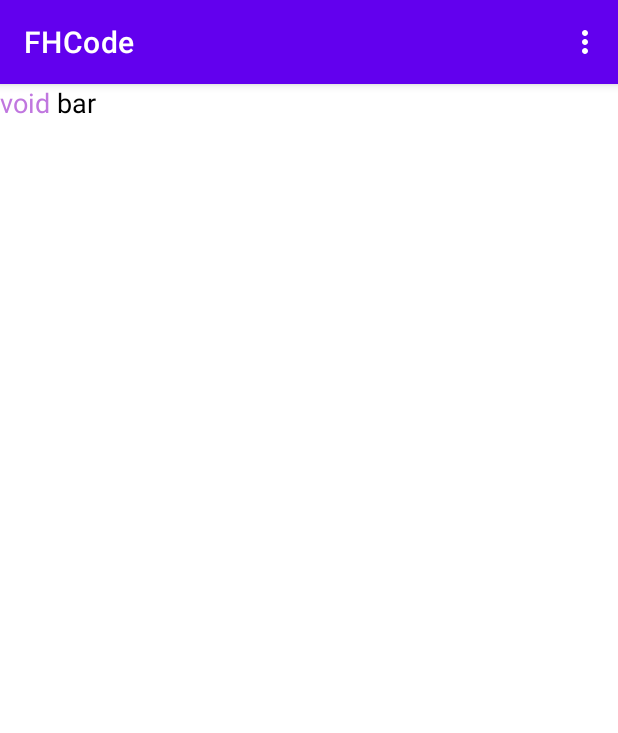
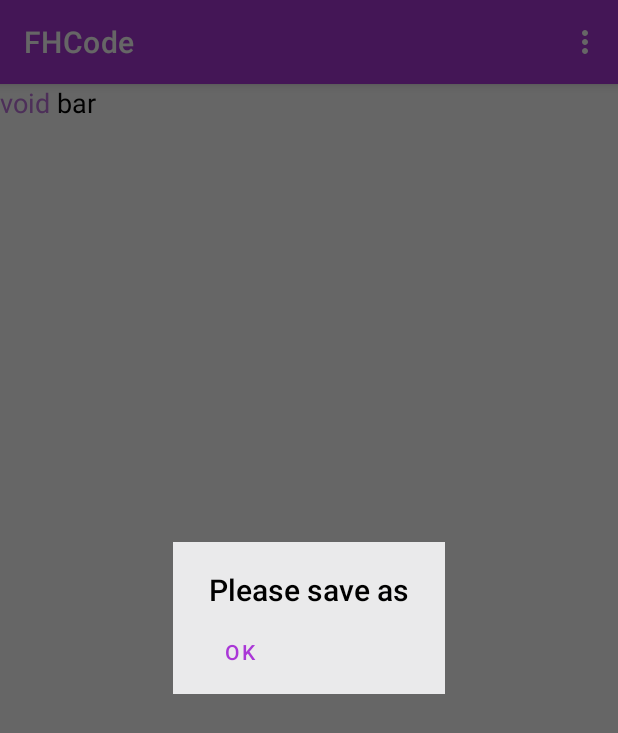
Before and after one commit to FredHappyface/Android.FHCode, an Android app: the screen it shows after launch (ActivityMain), in the options menu, after a tap on "Save", on a phone screen of 412 x 824 dp. Shown: the top 733 px of the screen. Run offline under Robolectric (Android 15) with nearby library versions, the light colour scheme and no system bars.

Commit message:
25/03/21
updated the theme and added dialog to report success/ failure

+ tidy up

```diff
--- a/app/build.gradle
+++ b/app/build.gradle
@@ -42,6 +42,7 @@ dependencies {
     implementation 'androidx.navigation:navigation-fragment-ktx:2.3.4'
     implementation 'androidx.navigation:navigation-ui-ktx:2.3.4'
     implementation 'androidx.preference:preference-ktx:1.1.1'
+    implementation 'androidx.legacy:legacy-support-v4:1.0.0'
     testImplementation 'junit:junit:4.13.2'
     androidTestImplementation 'androidx.test.ext:junit:1.1.2'
     androidTestImplementation 'androidx.test.espresso:espresso-core:3.3.0'
--- a/app/src/main/AndroidManifest.xml
+++ b/app/src/main/AndroidManifest.xml
@@ -1,5 +1,6 @@
 <?xml version="1.0" encoding="utf-8"?>
 <manifest xmlns:android="http://schemas.android.com/apk/res/android"
+    xmlns:tools="http://schemas.android.com/tools"
     package="com.fredhappyface.fhcode"
     >
     <uses-permission android:name="android.permission.WRITE_EXTERNAL_STORAGE"/>
@@ -12,7 +13,8 @@
         android:roundIcon="@mipmap/ic_launcher_round"
         android:supportsRtl="true"
         android:theme="@style/AppTheme"
-        android:requestLegacyExternalStorage="true">
+        android:requestLegacyExternalStorage="true"
+        tools:ignore="GoogleAppIndexingWarning">
 
 
         <activity
--- a/app/src/main/java/com/fredhappyface/fhcode/ActivityMain.kt
+++ b/app/src/main/java/com/fredhappyface/fhcode/ActivityMain.kt
@@ -9,7 +9,9 @@ import android.view.Menu
 import android.view.MenuInflater
 import android.view.MenuItem
 import android.widget.EditText
+import androidx.appcompat.app.AlertDialog
 import java.io.*
+
 
 class ActivityMain : ActivityThemable() {
 
@@ -68,6 +70,7 @@ class ActivityMain : ActivityThemable() {
         // Handle item selection
         return when (item.itemId) {
             R.id.action_new_file -> {
+                showDialogMessage("To implement")
                 true
             }
             R.id.action_open -> {
@@ -94,6 +97,15 @@ class ActivityMain : ActivityThemable() {
         }
     }
 
+    private fun showDialogMessage(message: String="Saved!"){
+        val alertDialog: AlertDialog = AlertDialog.Builder(this, R.style.DialogTheme).create()
+        alertDialog.setTitle(message)
+        alertDialog.setButton(
+            AlertDialog.BUTTON_NEUTRAL, "OK"
+        ) { dialog, which -> dialog.dismiss() }
+        alertDialog.show()
+    }
+
 
     /**
      * Call this when the user clicks menu -> save
@@ -103,8 +115,10 @@ class ActivityMain : ActivityThemable() {
         if (_uri != null) {
             Log.e("FHCODE_0", _uri.toString())
             writeTextToUri(_uri!!)
+            showDialogMessage()
         } else {
             Log.e("FHCODE_0", "_uri is null!")
+            showDialogMessage("Please save as")
         }
 
     }
@@ -152,7 +166,7 @@ class ActivityMain : ActivityThemable() {
     private fun completeFileSaveAs(data: Intent?) {
         _uri = data!!.data
         writeTextToUri(_uri!!)
-
+        showDialogMessage()
     }
 
 
--- a/app/src/main/java/com/fredhappyface/fhcode/ActivitySettings.kt
+++ b/app/src/main/java/com/fredhappyface/fhcode/ActivitySettings.kt
@@ -26,7 +26,7 @@ class ActivitySettings : ActivityThemable() {
         val cardView = themeChoices.getChildAt(currentTheme) as MaterialCardView
         if (Build.VERSION.SDK_INT >= Build.VERSION_CODES.M) {
             cardView.strokeWidth = (3 * applicationContext.resources.displayMetrics.density).toInt()
-            cardView.strokeColor = resources.getColor(R.color.purple_500, theme)
+            cardView.strokeColor = resources.getColor(R.color.magenta, theme)
         }
     }
 
--- a/app/src/main/res/layout/activity_about.xml
+++ b/app/src/main/res/layout/activity_about.xml
@@ -5,7 +5,7 @@
     android:layout_width="match_parent"
     android:layout_height="match_parent"
     android:fitsSystemWindows="true"
-    android:theme="@style/AppTheme.View"
+    android:theme="@style/AppTheme"
     tools:context=".ActivityAbout">
 
     <ScrollView
--- a/app/src/main/res/layout/activity_settings.xml
+++ b/app/src/main/res/layout/activity_settings.xml
@@ -6,7 +6,7 @@
     android:layout_width="match_parent"
     android:layout_height="match_parent"
     android:fitsSystemWindows="true"
-    android:theme="@style/AppTheme.View"
+    android:theme="@style/AppTheme"
     tools:context=".ActivitySettings">
 
     <LinearLayout
--- a/app/src/main/res/values/colors.xml
+++ b/app/src/main/res/values/colors.xml
@@ -1,8 +1,7 @@
 <?xml version="1.0" encoding="utf-8"?>
 <resources>
-    <color name="purple_200">#FFBB86FC</color>
-    <color name="purple_500">#FF6200EE</color>
-    <color name="purple_700">#FF3700B3</color>
+    <color name="magenta">#ffaa37d7</color>
+    <color name="magenta_light">#FFBB61E0</color>
     <color name="teal_200">#FF03DAC5</color>
     <color name="teal_700">#FF018786</color>
     <color name="black">#FF000000</color>
--- a/app/src/main/res/values/strings.xml
+++ b/app/src/main/res/values/strings.xml
@@ -20,6 +20,8 @@
     <string name="settings_theme_radio4">System</string>
 
 
+    <string name="saved">OK</string>
+
 
 
 </resources>
--- a/app/src/main/res/values/styles.xml
+++ b/app/src/main/res/values/styles.xml
@@ -2,13 +2,13 @@
     <!-- Base application theme. -->
     <style name="AppTheme"  parent="Theme.MaterialComponents.DayNight.DarkActionBar">
         <!-- Primary brand color. -->
-        <item name="colorPrimaryVariant">@color/purple_700</item>
+        <item name="colorPrimaryVariant">@color/magenta</item>
         <item name="colorOnPrimary">@color/white</item>
         <!-- Status bar color. -->
         <item name="android:statusBarColor" tools:targetApi="l">?attr/colorPrimaryVariant</item>
         <!-- Customize your theme here. -->
-        <item name="navigationBarColor">@color/purple_700</item>
-        <item name="appBarColor">@color/purple_500</item>
+        <item name="navigationBarColor">@color/magenta</item>
+        <item name="appBarColor">@color/magenta</item>
         <item name="appBarTextColor">@color/white</item>
         <item name="android:navigationBarColor">?attr/navigationBarColor</item>
         <item name="colorPrimaryDark">?attr/navigationBarColor</item>
@@ -20,15 +20,25 @@
         <item name="android:windowBackground">?attr/backgroundColorPrimary</item>
 
 
-        <item name="android:popupBackground">?attr/backgroundColorPrimary</item>
-        <item name="popupMenuBackground">?attr/backgroundColorPrimary</item>
+        <item name="android:popupBackground">?attr/backgroundColorSecondary</item>
+        <item name="popupMenuBackground">?attr/backgroundColorSecondary</item>
+
+        <item name="android:dialogTheme">@style/DialogTheme</item>
+
+
 
     </style>
 
-    <style name="AppTheme.View">
-        <item name="android:background">?attr/backgroundColorPrimary</item>
+    <style name="DialogTheme" parent="Theme.MaterialComponents.DayNight.Dialog">
+        <item name="android:textColorPrimary">?attr/foregroundColorPrimary</item>
+        <item name="android:textColorSecondary">?attr/foregroundColorSecondary</item>
+        <item name="android:textColor">?attr/foregroundColorPrimary</item>
+        <item name="android:windowBackground">?attr/backgroundColorSecondary</item>
+        <item name="colorAccent">?attr/foregroundColorAccent</item>
+        <!-- Set the button colour -->
+        <item name="colorPrimary">?attr/foregroundColorAccent</item>
+
     </style>
-
 
 
 
@@ -36,7 +46,7 @@
         <item name="backgroundColorPrimary">@color/white</item>
         <item name="backgroundColorSecondary">@color/lightGrey</item>
 
-        <item name="foregroundColorAccent">@color/purple_200</item>
+        <item name="foregroundColorAccent">@color/magenta</item>
         <item name="foregroundColorPrimary">@color/black</item>
         <item name="foregroundColorSecondary">@color/grey</item>
 
@@ -46,7 +56,7 @@
         <item name="backgroundColorPrimary">@color/darkGrey</item>
         <item name="backgroundColorSecondary">@color/grey</item>
 
-        <item name="foregroundColorAccent">@color/purple_200</item>
+        <item name="foregroundColorAccent">@color/magenta</item>
         <item name="foregroundColorPrimary">@color/white</item>
         <item name="foregroundColorSecondary">@color/lightGrey</item>
     </style>
@@ -55,7 +65,7 @@
         <item name="backgroundColorPrimary">@color/black</item>
         <item name="backgroundColorSecondary">@color/black</item>
 
-        <item name="foregroundColorAccent">@color/purple_200</item>
+        <item name="foregroundColorAccent">@color/magenta</item>
         <item name="foregroundColorPrimary">@color/white</item>
         <item name="foregroundColorSecondary">@color/white</item>
 
```
Also changed, not shown: app/src/main/res/values-night/themes.xml (deleted, +0 -16 lines), app/src/main/res/values/themes.xml (deleted, +0 -25 lines).
